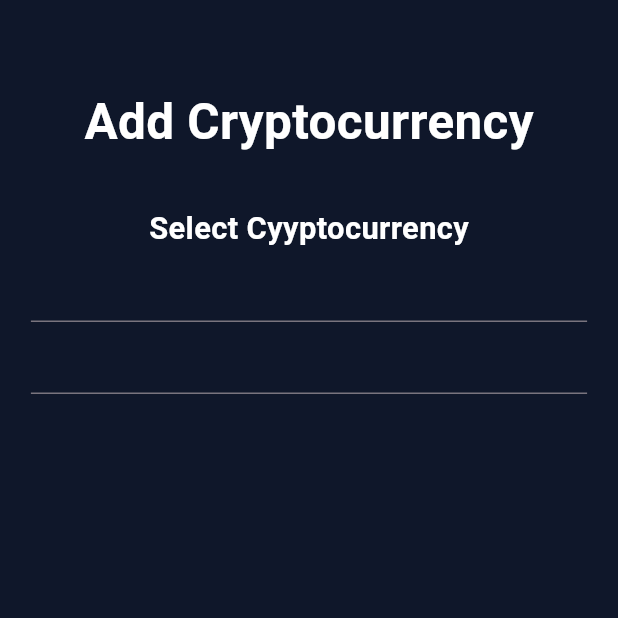
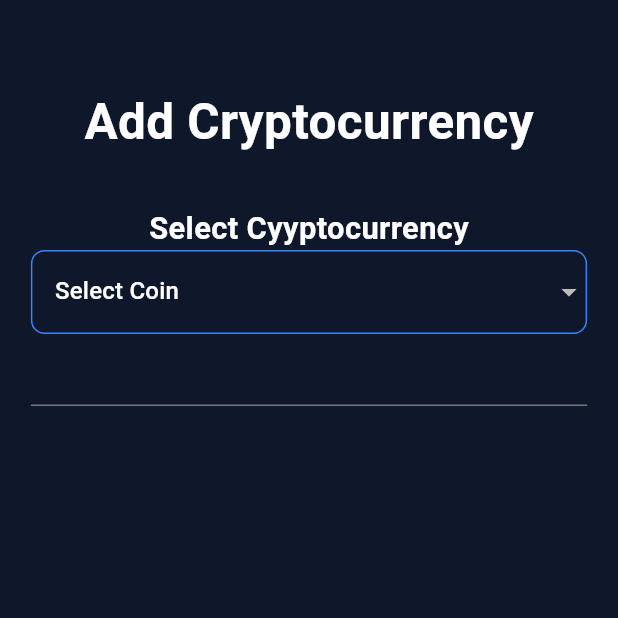
Before and after one commit to ashir227/NexoTrack, a Flutter app: the Addcoin screen opened directly, on a phone screen of 412 x 824 dp, the top half of it. Run offline on Flutter 3.47's test engine with Material 3 defaults, Android fonts, the phone set to English and light mode, and no system bars; our stand-ins replace connectivity_plus, hive_flutter; accounts and stored records are empty.

Commit message:
Coin Dropdown

```diff
--- a/nexotrack/lib/Core/widgets/drop_down.dart
+++ b/nexotrack/lib/Core/widgets/drop_down.dart
@@ -1,4 +1,5 @@
 import 'package:flutter/material.dart';
+import 'package:nexotrack/Core/theme/color.dart';
 import 'package:nexotrack/Models/ApiModel.dart';
 
 class Drop extends StatelessWidget {
@@ -16,10 +17,45 @@ class Drop extends StatelessWidget {
   @override
   Widget build(BuildContext context) {
     return DropdownButtonFormField<CryptoModel>(
+      dropdownColor: PrimaryColor.BckColor,
+      decoration: InputDecoration(
+        enabledBorder: OutlineInputBorder(
+          borderSide: BorderSide(color: SecColor.borderclr),
+          borderRadius: BorderRadius.circular(9),
+        ),
+        focusedBorder: OutlineInputBorder(
+          borderSide: BorderSide(color: SecColor.borderclr),
+          borderRadius: BorderRadius.circular(9),
+        ),
+      ),
+
+      hint: Text("Select Coin", style: TextStyle(color: SecColor.textwhclr)),
+
       value: selectedcoin,
+
       items: coins.map((coin) {
-        return DropdownMenuItem(value: coin, child: Text(coin.name));
+        return DropdownMenuItem<CryptoModel>(
+          value: coin,
+
+          child: Container(
+            padding: EdgeInsets.symmetric(vertical: 8, horizontal: 10),
+
+            decoration: BoxDecoration(
+              borderRadius: BorderRadius.circular(9),
+              // color: PrimaryColor.CrdColor,
+            ),
+            child: Row(
+              children: [
+                Text(
+                  coin.name.toUpperCase(),
+                  style: TextStyle(color: SecColor.textwhclr),
+                ),
+              ],
+            ),
+          ),
+        );
       }).toList(),
+
       onChanged: onChanged,
     );
   }
--- a/nexotrack/lib/Screnes/AddCoin.dart
+++ b/nexotrack/lib/Screnes/AddCoin.dart
@@ -1,14 +1,25 @@
 import 'package:flutter/material.dart';
 import 'package:nexotrack/Core/theme/color.dart';
+import 'package:nexotrack/Core/widgets/drop_down.dart';
 import 'package:nexotrack/Core/widgets/text.dart';
+import 'package:nexotrack/Models/ApiModel.dart';
+import 'package:nexotrack/Provider/ApiPro.dart';
+import 'package:provider/provider.dart';
 
-class Addcoin extends StatelessWidget {
+class Addcoin extends StatefulWidget {
   const Addcoin({super.key});
 
+  @override
+  State<Addcoin> createState() => _AddcoinState();
+}
+
+class _AddcoinState extends State<Addcoin> {
   @override
   Widget build(BuildContext context) {
     double w = MediaQuery.of(context).size.width;
     double h = MediaQuery.of(context).size.height;
+    var pro = context.watch<CryptoPro>();
+    CryptoModel? selcoin;
     return Scaffold(
       backgroundColor: PrimaryColor.BckColor,
       body: Container(
@@ -36,7 +47,15 @@ class Addcoin extends StatelessWidget {
                     txt: "Select Cyyptocurrency",
                     FontWeight: FontWeight.w700,
                   ),
-                  TextField(),
+                  Drop(
+                    selectedcoin: selcoin,
+                    onChanged: (value) {
+                      setState(() {
+                        selcoin = value;
+                      });
+                    },
+                    coins: pro.Coinslst,
+                  ),
                   TextField(),
                 ],
               ),
```
